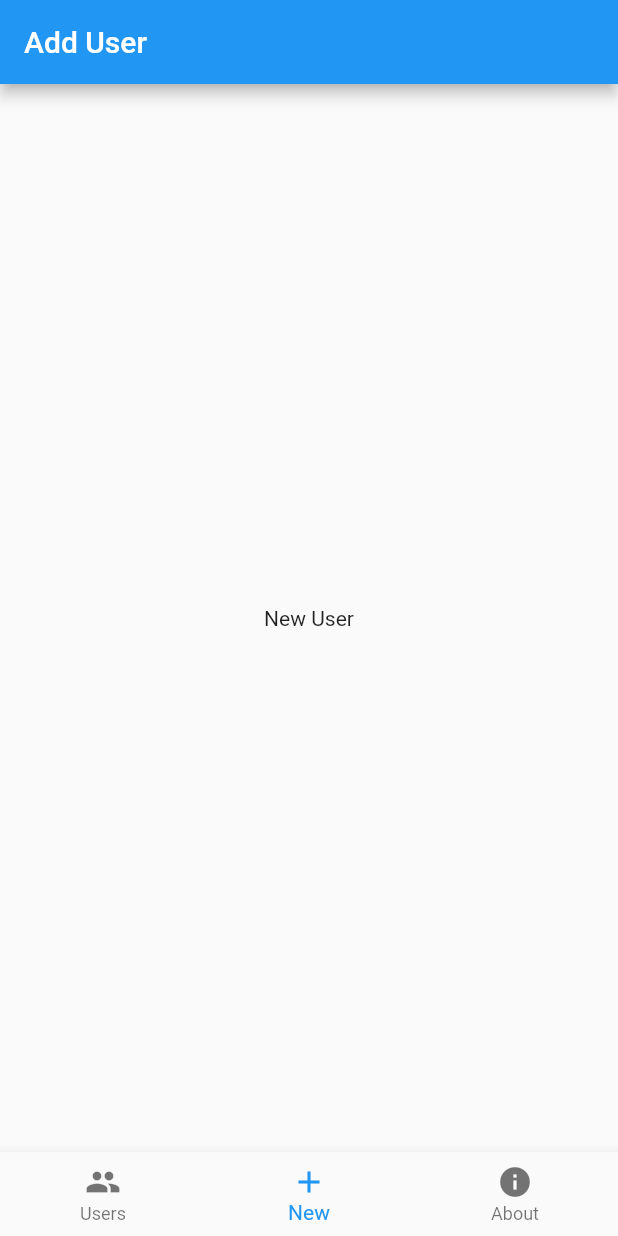
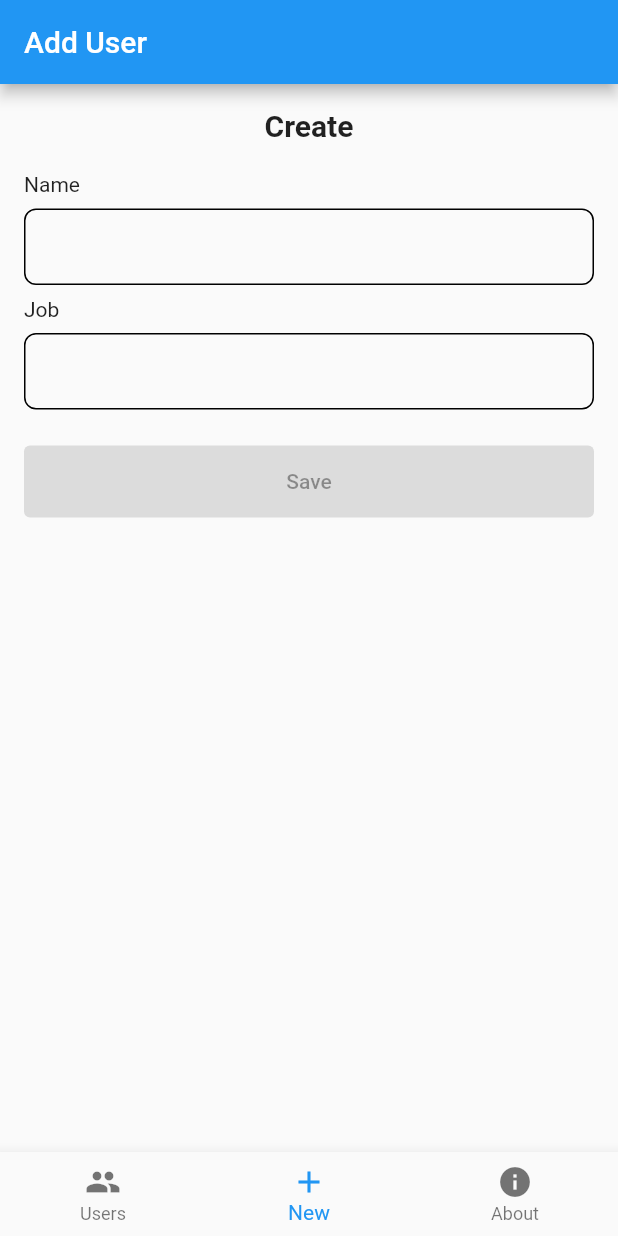
Before and after one commit to imaldi/arkamaya_test, a Flutter app: the screen it shows after launch, item 2 of the bottom bar chosen, on a phone screen of 412 x 824 dp. Run offline on Flutter 3.47's test engine with Material 2 defaults, Android fonts, the phone set to English and light mode, and no system bars; our stand-ins replace auto_route, bloc, dartz, equatable, flutter_bloc, fluttertoast and 1 more; network calls fail.

Commit message:
done create new user

```diff
--- /dev/null
+++ b/lib/core/resources/consts/sizes.dart
@@ -0,0 +1,6 @@
+const sizeTiny = 2.0;
+const sizeSmall = 4.0;
+const sizeNormal = 8.0;
+const sizeMedium = 16.0;
+const sizeBig = 32.0;
+const sizeHuge = 64.0;
--- a/lib/data/models/user_response.dart
+++ b/lib/data/models/user_response.dart
@@ -34,6 +34,19 @@ class SingleUserResponse with _$SingleUserResponse {
 }
 
 @freezed
+class CreateUserResponse with _$CreateUserResponse {
+  const factory CreateUserResponse({
+    String? name,
+    String? job,
+    String? id,
+    DateTime? createdAt,
+  }) = _CreateUserResponse;
+
+  factory CreateUserResponse.fromJson(Map<String, dynamic> json) =>
+      _$CreateUserResponseFromJson(json);
+}
+
+@freezed
 class User with _$User {
   const factory User({
     int? id,
--- a/lib/presentation/screens/new_user_screen.dart
+++ b/lib/presentation/screens/new_user_screen.dart
@@ -1,5 +1,12 @@
+import 'package:arkamaya_test/core/resources/consts/sizes.dart';
+import 'package:arkamaya_test/data/models/user_response.dart';
+import 'package:arkamaya_test/presentation/widgets/toast/my_toast.dart';
 import 'package:auto_route/auto_route.dart';
 import 'package:flutter/material.dart';
+import 'package:flutter_bloc/flutter_bloc.dart';
+
+import '../state_managements/flutter_bloc/blocs/user/user_bloc.dart';
+import '../widgets/my_text_field/my_text_field.dart';
 
 @RoutePage()
 class NewUserScreen extends StatefulWidget {
@@ -10,10 +17,105 @@ class NewUserScreen extends StatefulWidget {
 }
 
 class _NewUserScreenState extends State<NewUserScreen> {
+  final nameController = TextEditingController();
+  final jobController = TextEditingController();
+
   @override
   Widget build(BuildContext context) {
     return Center(
-      child: Text("New User"),
+      child: Padding(
+        padding: const EdgeInsets.all(16.0),
+        child: Column(
+          children: [
+            Text(
+              "Create",
+              style: TextStyle(fontSize: 20, fontWeight: FontWeight.bold),
+            ),
+            SizedBox(
+              height: 20,
+            ),
+            Column(
+              crossAxisAlignment: CrossAxisAlignment.start,
+              children: [
+                Text("Name"),
+                MyTextField(
+                  controller: nameController,
+                  validator: (val) {
+                    if (val == null || val.isEmpty) {
+                      return "Harap Isi Nama";
+                    }
+                  },
+                  onChanged: (val) {
+                    setState(() {});
+                  },
+                ),
+                Text("Job"),
+                MyTextField(
+                  controller: jobController,
+                  validator: (val) {
+                    if (val == null || val.isEmpty) {
+                      return "Harap Isi Job";
+                    }
+                  },
+                  onChanged: (val) {
+                    setState(() {});
+                  },
+                ),
+              ],
+            ),
+            SizedBox(
+              height: sizeMedium,
+            ),
+            Row(
+              children: [
+                Expanded(
+                    child: BlocConsumer<UserBloc, UserState>(
+                  listener: (context, state) {
+                    // const snackBar = SnackBar(
+                    //   content: Text('Yay! A SnackBar!'),
+                    // );
+                    if (state is CreateUserSuccess) {
+                      ScaffoldMessenger.of(context).showSnackBar(SnackBar(
+                        content: Text(
+                            "Data Has Been Created:\nID : ${state.createUserResponse.id}\nCreated At : ${state.createUserResponse.createdAt}"),
+                      ));
+                      // myToast(
+                      //     "Data Has Been Created:\nID : ${state.createUserResponse.id}\nCreated At : ${state.createUserResponse.createdAt}");
+                    }
+                    if ((state is CreateUserFailed)) {
+                      ScaffoldMessenger.of(context).showSnackBar(SnackBar(
+                        content: Text("Create User Failed"),
+                      ));
+                      // myToast("Data is failed to create");
+                    }
+                  },
+                  builder: (context, state) {
+                    return ElevatedButton(
+                        onPressed: nameController.text.isEmpty ||
+                                jobController.text.isEmpty
+                            ? null
+                            : () {
+                                if (nameController.text.isNotEmpty &&
+                                    jobController.text.isNotEmpty) {
+                                  context.read<UserBloc>().add(CreateUser(
+                                      nama: nameController.text,
+                                      job: jobController.text));
+                                }
+                              },
+                        child: Container(
+                            padding: EdgeInsets.all(sizeMedium),
+                            child: state is UserLoading
+                                ? const CircularProgressIndicator(
+                                    color: Colors.white,
+                                  )
+                                : Text("Save")));
+                  },
+                )),
+              ],
+            )
+          ],
+        ),
+      ),
     );
   }
 }
--- a/lib/presentation/state_managements/flutter_bloc/blocs/user/user_bloc.dart
+++ b/lib/presentation/state_managements/flutter_bloc/blocs/user/user_bloc.dart
@@ -39,7 +39,7 @@ class UserBloc extends Bloc<UserEvent, UserState> {
           await userRepository.createUser(name: "name", job: "job");
       var newState = futureResult.fold(
           (l) => const CreateUserFailed("There is an error"),
-          (r) => const CreateUserSuccess());
+          (r) => CreateUserSuccess(r));
       emit(newState);
     });
   }
--- a/lib/presentation/state_managements/flutter_bloc/blocs/user/user_state.dart
+++ b/lib/presentation/state_managements/flutter_bloc/blocs/user/user_state.dart
@@ -43,9 +43,10 @@ class UserFailedGetOne extends UserState {
 }
 
 class CreateUserSuccess extends UserState {
-  const CreateUserSuccess();
+  final CreateUserResponse createUserResponse;
+  const CreateUserSuccess(this.createUserResponse);
   @override
-  List<Object> get props => [];
+  List<Object> get props => [createUserResponse];
 }
 
 class CreateUserFailed extends UserState {
--- /dev/null
+++ b/lib/presentation/widgets/my_text_field/my_text_field.dart
@@ -0,0 +1,90 @@
+import 'package:flutter/material.dart';
+
+import '../../../core/resources/consts/sizes.dart';
+
+class MyTextField extends StatefulWidget {
+  final String? label;
+  final EdgeInsets? contentPadding;
+  final double? borderRadius;
+  final TextEditingController? controller;
+  final Function(String?)? onSaved;
+  final Function(String?)? onChanged;
+  final void Function()? onEditingComplete;
+  final TextInputType? keyboardType;
+  final bool? enabled;
+  final int? maxLines;
+  final Key? formKey;
+  final Widget? suffixIcon;
+  final Widget? prefixIcon;
+  final TextInputAction? textInputAction;
+  final String? Function(String?)? validator;
+
+  const MyTextField(
+      {this.enabled,
+      this.onChanged,
+      this.onEditingComplete,
+      this.contentPadding,
+      this.keyboardType,
+      this.onSaved,
+      this.controller,
+      this.label,
+      this.borderRadius,
+      this.maxLines,
+      this.formKey,
+      this.validator,
+      this.suffixIcon,
+      this.prefixIcon,
+      this.textInputAction,
+      Key? key})
+      : super(key: key);
+
+  @override
+  State<MyTextField> createState() => _MyTextFieldState();
+}
+
+class _MyTextFieldState extends State<MyTextField> {
+  @override
+  Widget build(BuildContext context) {
+    var primaryBorder = OutlineInputBorder(
+        borderSide:
+            const BorderSide(color: Colors.black, style: BorderStyle.solid),
+        borderRadius: BorderRadius.all(
+            Radius.circular(widget.borderRadius ?? sizeNormal)));
+    return Form(
+      key: widget.formKey,
+      child: Padding(
+        padding: const EdgeInsets.symmetric(vertical: 8.0),
+        child: TextFormField(
+          // key: key,
+          enabled: widget.enabled,
+          controller: widget.controller,
+          textInputAction: widget.textInputAction,
+          onSaved: (val) {
+            if (widget.onSaved != null) {
+              print("VALUE: $val");
+              widget.onSaved!(val);
+            }
+          },
+          onChanged: widget.onChanged,
+          autovalidateMode: AutovalidateMode.onUserInteraction,
+          onEditingComplete: widget.onEditingComplete,
+          keyboardType: widget.keyboardType,
+          decoration: InputDecoration(
+            contentPadding:
+                widget.contentPadding ?? const EdgeInsets.all(sizeMedium),
+            labelText: widget.label,
+            labelStyle: const TextStyle(color: Colors.grey),
+            suffixIcon: widget.suffixIcon,
+            prefixIcon: widget.prefixIcon,
+            border: primaryBorder,
+            focusedBorder: primaryBorder,
+            enabledBorder: primaryBorder,
+            disabledBorder: primaryBorder,
+          ),
+          maxLines: widget.maxLines,
+          validator: widget.validator,
+        ),
+      ),
+    );
+  }
+}
--- a/pubspec.yaml
+++ b/pubspec.yaml
@@ -39,6 +39,7 @@ dependencies:
   json_annotation: ^4.8.1
   http: ^0.13.6
   dartz: ^0.10.1
+  fluttertoast: ^8.2.1
 
 
   # The following adds the Cupertino Icons font to your application.
```
Also changed, not shown: lib/data/repositories/user_repository.dart (+6 -5 lines), lib/presentation/widgets/toast/my_toast.dart (added, +13 -0 lines), lib/data/models/user_response.freezed.dart, lib/data/models/user_response.g.dart, pubspec.lock.
